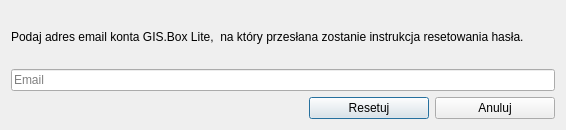
This is gissupport_plugin/modules/usemaps_lite/ui/forgot_password.ui in gis-support/gis-support-plugin as Qt 5 draws it before an edit. The edited form follows.
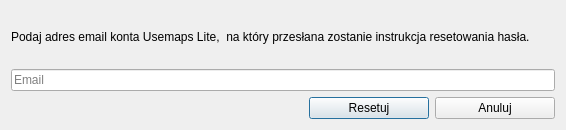
This is the edited form.

```diff
--- a/gissupport_plugin/modules/usemaps_lite/ui/forgot_password.ui
+++ b/gissupport_plugin/modules/usemaps_lite/ui/forgot_password.ui
@@ -31,7 +31,7 @@
      <item>
       <widget class="QLabel" name="reset_pwd_info_label">
        <property name="text">
-        <string>Podaj adres email konta GIS.Box Lite,  na który przesłana zostanie instrukcja resetowania hasła.</string>
+        <string>Podaj adres email konta Usemaps Lite,  na który przesłana zostanie instrukcja resetowania hasła.</string>
        </property>
        <property name="wordWrap">
         <bool>true</bool>
```
